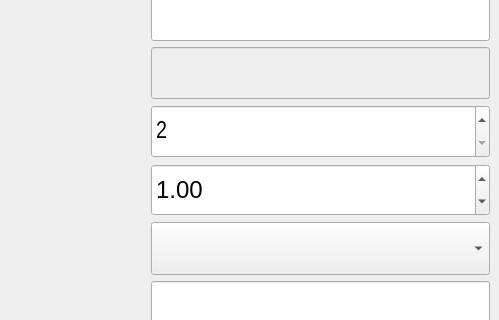
MuZiMuZi/muziToolset, file bind/ui/setup/chain_ui.ui: the form before one commit; both pictures show x 204 to 703 and y 138 to 458 of the 703 by 619 pixel window.
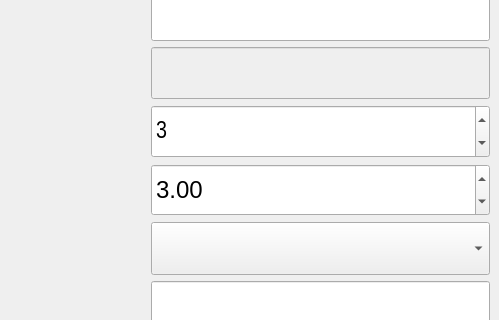
The form after the commit.

Diff of the .ui file:
```diff
--- a/bind/ui/setup/chain_ui.ui
+++ b/bind/ui/setup/chain_ui.ui
@@ -259,7 +259,7 @@
            <number>2</number>
           </property>
           <property name="value">
-           <number>2</number>
+           <number>3</number>
           </property>
          </widget>
         </item>
@@ -298,8 +298,14 @@
             <pointsize>18</pointsize>
            </font>
           </property>
+          <property name="decimals">
+           <number>2</number>
+          </property>
+          <property name="maximum">
+           <double>1000000000000.000000000000000</double>
+          </property>
           <property name="value">
-           <double>1.000000000000000</double>
+           <double>3.000000000000000</double>
           </property>
          </widget>
         </item>
```
